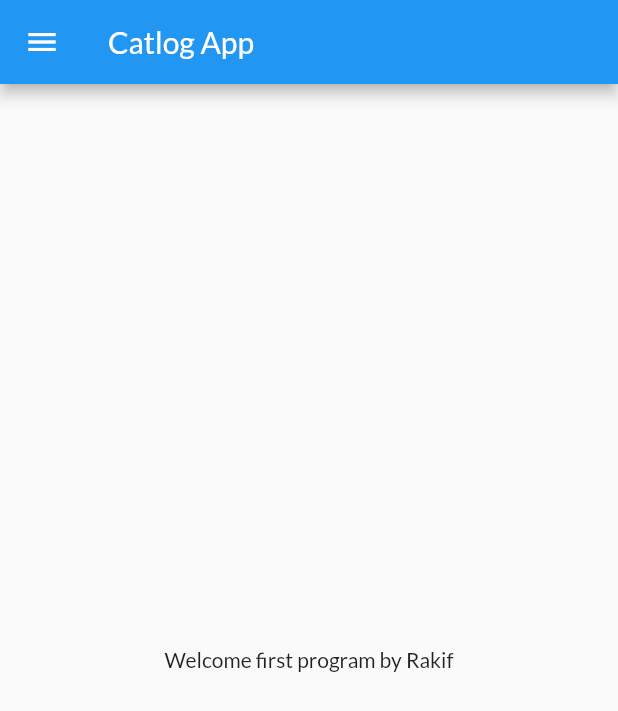
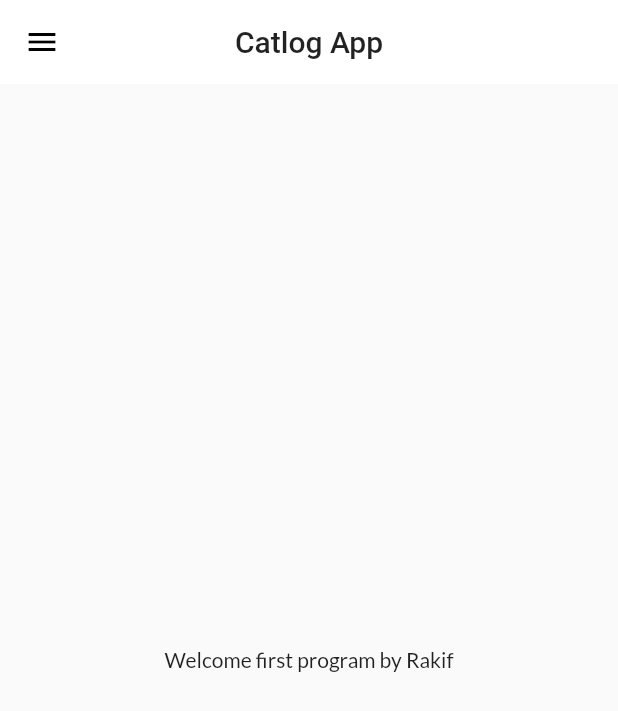
Before and after one commit to rakifmomin97/FlutterTraining, a Flutter app: the screen it shows after launch, on a phone screen of 412 x 824 dp. Shown: the top 711 px of the screen. Run offline on Flutter 3.47's test engine with Material 2 defaults, Android fonts, the phone set to English and light mode, and no system bars; our stand-ins replace google_fonts.

Commit message:
themes extracted

```diff
--- a/lib/main.dart
+++ b/lib/main.dart
@@ -2,6 +2,7 @@ import 'package:flutter/material.dart';
 import 'package:flutter_catalog/pages/home_page.dart';
 import 'package:flutter_catalog/pages/login_page.dart';
 import 'package:flutter_catalog/utils/routes.dart';
+import 'package:flutter_catalog/widgets/themes.dart';
 import 'package:google_fonts/google_fonts.dart';
 
 void main() {
@@ -14,13 +15,8 @@ class MyApp extends StatelessWidget {
     return MaterialApp(
       debugShowCheckedModeBanner: false,
       themeMode: ThemeMode.light,
-      theme: ThemeData(
-        primarySwatch: Colors.blue,
-        fontFamily: GoogleFonts.lato().fontFamily,
-      ),
-      darkTheme: ThemeData(
-        brightness: Brightness.dark,
-      ),
+      theme: MyThemes.lightTheme(context),
+      darkTheme: MyThemes.darkTheme(),
       initialRoute: MyRoutes.homeRoute,
       routes: {
         "/": (context) => LoginPage(),
--- a/lib/pages/home_page.dart
+++ b/lib/pages/home_page.dart
@@ -8,7 +8,10 @@ class HomePage extends StatelessWidget {
   Widget build(BuildContext context) {
     return Scaffold(
       appBar: AppBar(
-        title: Text("Catlog App"),
+        title: Text(
+          "Catlog App",
+        ),
+        centerTitle: true,
       ),
       body: Center(
         child: Container(
--- /dev/null
+++ b/lib/widgets/themes.dart
@@ -0,0 +1,21 @@
+import 'package:flutter/material.dart';
+import 'package:google_fonts/google_fonts.dart';
+
+class MyThemes {
+  static ThemeData lightTheme(BuildContext context) => ThemeData(
+        primarySwatch: Colors.blue,
+        fontFamily: GoogleFonts.lato().fontFamily,
+        appBarTheme: AppBarTheme(
+          color: Colors.white,
+          elevation: 0,
+          iconTheme: IconThemeData(
+            color: Colors.black,
+          ),
+          textTheme: Theme.of(context).textTheme,
+        ),
+      );
+
+  static ThemeData darkTheme() => ThemeData(
+        brightness: Brightness.dark,
+  );
+}
```
